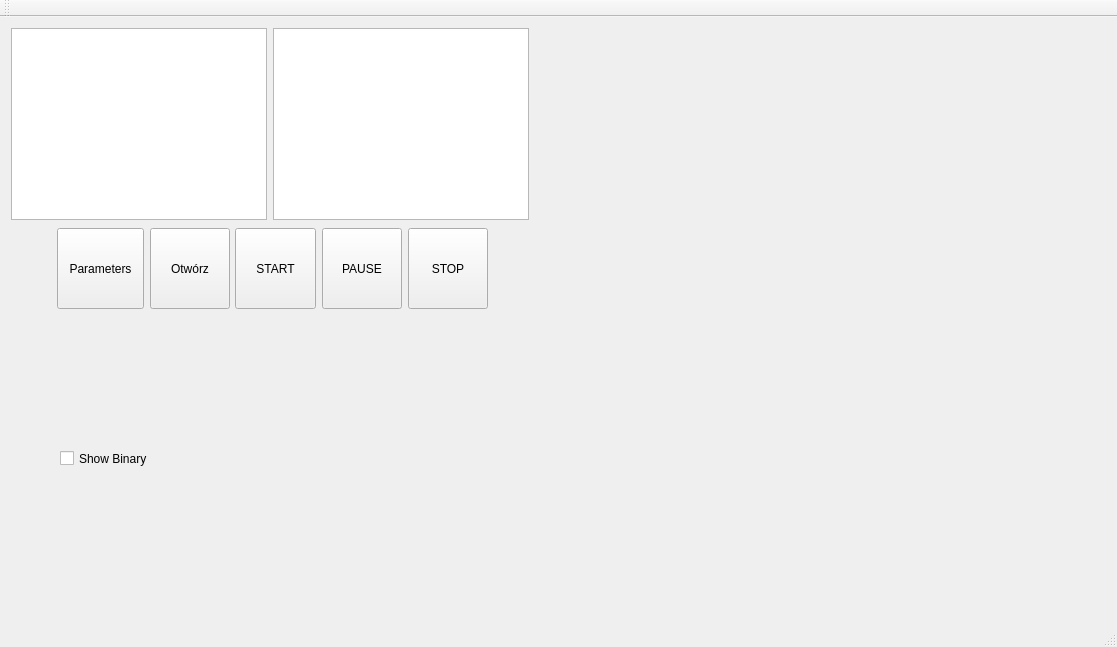
First picture: the form in mainwindow.ui, repository Damianeroos/Wykrywanie_Ruchomych_Obiektow, before the edit.
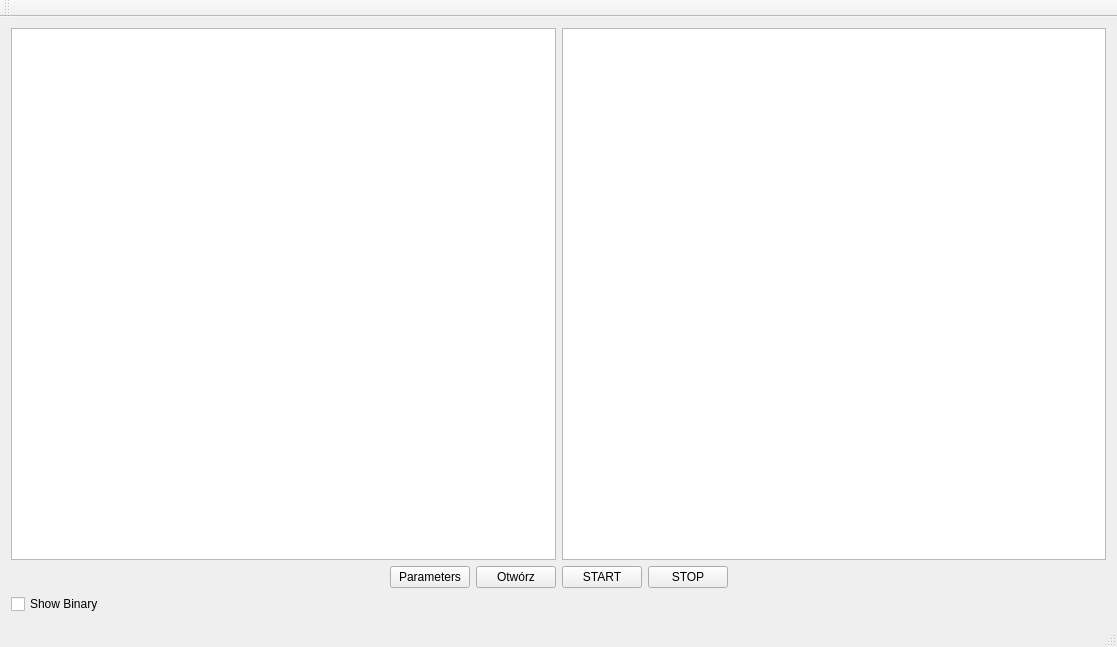
Second picture: the form after the edit.

Commit message: dodano do przyciskow ikony

What changed in the file:
```diff
--- a/mainwindow.ui
+++ b/mainwindow.ui
@@ -14,104 +14,110 @@
    <string>MainWindow</string>
   </property>
   <widget class="QWidget" name="centralWidget">
-   <widget class="QGraphicsView" name="leftView">
-    <property name="geometry">
-     <rect>
-      <x>11</x>
-      <y>11</y>
-      <width>256</width>
-      <height>192</height>
-     </rect>
-    </property>
-   </widget>
-   <widget class="QGraphicsView" name="rightView">
-    <property name="geometry">
-     <rect>
-      <x>273</x>
-      <y>11</y>
-      <width>256</width>
-      <height>192</height>
-     </rect>
-    </property>
-   </widget>
-   <widget class="QCheckBox" name="BinaryView">
-    <property name="geometry">
-     <rect>
-      <x>60</x>
-      <y>430</y>
-      <width>110</width>
-      <height>23</height>
-     </rect>
-    </property>
-    <property name="text">
-     <string>Show Binary</string>
-    </property>
-   </widget>
+   <layout class="QVBoxLayout" name="verticalLayout_2">
+    <item>
+     <layout class="QVBoxLayout" name="verticalLayout">
+      <item>
+       <layout class="QHBoxLayout" name="horizontalLayout_3">
+        <item>
+         <widget class="QGraphicsView" name="leftView"/>
+        </item>
+        <item>
+         <widget class="QGraphicsView" name="rightView"/>
+        </item>
+       </layout>
+      </item>
+      <item>
+       <layout class="QHBoxLayout" name="horizontalLayout">
+        <item>
+         <spacer name="horizontalSpacer_2">
+          <property name="orientation">
+           <enum>Qt::Horizontal</enum>
+          </property>
+          <property name="sizeHint" stdset="0">
+           <size>
+            <width>40</width>
+            <height>20</height>
+           </size>
+          </property>
+         </spacer>
+        </item>
+        <item>
    <widget class="QPushButton" name="paramButton">
-    <property name="geometry">
-     <rect>
-      <x>57</x>
-      <y>211</y>
-      <width>87</width>
-      <height>81</height>
-     </rect>
-    </property>
     <property name="text">
      <string>Parameters</string>
     </property>
    </widget>
+        </item>
+        <item>
    <widget class="QPushButton" name="OpenFile">
-    <property name="geometry">
-     <rect>
-      <x>150</x>
-      <y>211</y>
-      <width>80</width>
-      <height>81</height>
-     </rect>
-    </property>
     <property name="text">
      <string>Otwórz</string>
     </property>
    </widget>
+        </item>
+        <item>
    <widget class="QPushButton" name="PlayButton">
-    <property name="geometry">
-     <rect>
-      <x>235</x>
-      <y>211</y>
-      <width>81</width>
-      <height>81</height>
-     </rect>
-    </property>
     <property name="text">
      <string>START</string>
     </property>
-   </widget>
-   <widget class="QPushButton" name="pauseButton">
-    <property name="geometry">
-     <rect>
-      <x>322</x>
-      <y>211</y>
-      <width>80</width>
-      <height>81</height>
-     </rect>
-    </property>
-    <property name="text">
-     <string>PAUSE</string>
-    </property>
-   </widget>
+          <property name="iconSize">
+           <size>
+            <width>50</width>
+            <height>50</height>
+           </size>
+          </property>
+         </widget>
+        </item>
+        <item>
    <widget class="QPushButton" name="StopButton">
-    <property name="geometry">
-     <rect>
-      <x>408</x>
-      <y>211</y>
-      <width>80</width>
-      <height>81</height>
-     </rect>
-    </property>
     <property name="text">
      <string>STOP</string>
     </property>
    </widget>
+        </item>
+        <item>
+         <spacer name="horizontalSpacer">
+          <property name="orientation">
+           <enum>Qt::Horizontal</enum>
+          </property>
+          <property name="sizeHint" stdset="0">
+           <size>
+            <width>40</width>
+            <height>20</height>
+           </size>
+          </property>
+         </spacer>
+        </item>
+       </layout>
+      </item>
+      <item>
+       <layout class="QHBoxLayout" name="horizontalLayout_2">
+        <item>
+         <widget class="QCheckBox" name="BinaryView">
+          <property name="text">
+           <string>Show Binary</string>
+          </property>
+         </widget>
+        </item>
+        <item>
+         <spacer name="horizontalSpacer_3">
+          <property name="orientation">
+           <enum>Qt::Horizontal</enum>
+          </property>
+          <property name="sizeHint" stdset="0">
+           <size>
+            <width>40</width>
+            <height>20</height>
+           </size>
+          </property>
+         </spacer>
+        </item>
+       </layout>
+      </item>
+     </layout>
+    </item>
+   </layout>
   </widget>
   <widget class="QMenuBar" name="menuBar">
    <property name="geometry">
```
Lines whose indentation alone changed are shown as unchanged. The commit also changes 2 other files.
